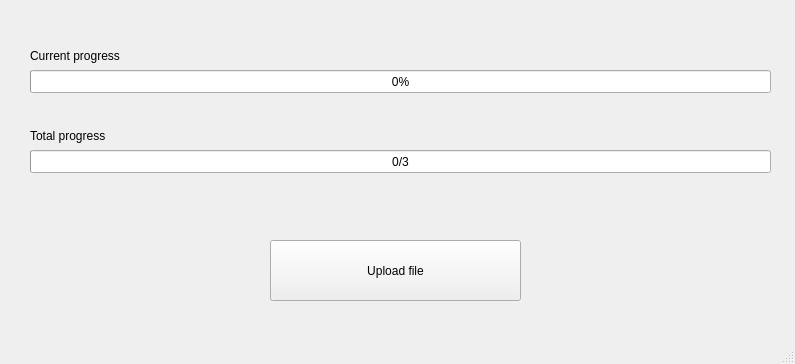
Before: the Qt Designer form views/MainWindow/MainWindow.ui in regi18/esame-B024260, drawn with Qt 5.
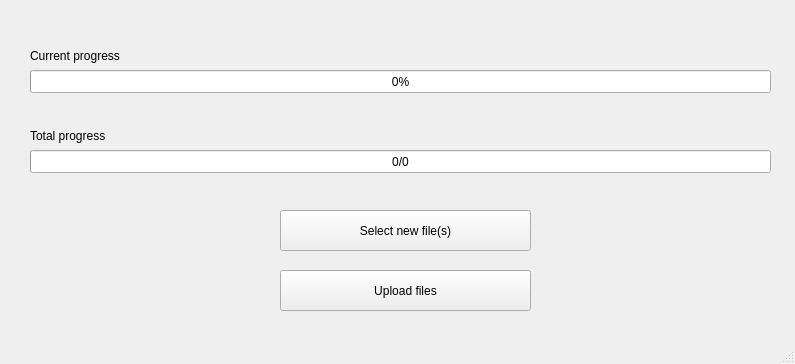
After: the same form once the commit is applied.

Commit message:
impr: multiple selection; separate upload button
+ can now select more image at the time
+ now you select n images and upload all of them at once

```diff
--- a/views/MainWindow/MainWindow.ui
+++ b/views/MainWindow/MainWindow.ui
@@ -55,13 +55,13 @@
      <number>0</number>
     </property>
     <property name="maximum">
-     <number>3</number>
+     <number>100</number>
     </property>
     <property name="value">
      <number>0</number>
     </property>
     <property name="format">
-     <string>%v/%m</string>
+     <string>0/0</string>
     </property>
    </widget>
    <widget class="QLabel" name="label">
@@ -90,17 +90,30 @@
      <string>Total progress</string>
     </property>
    </widget>
+   <widget class="QPushButton" name="addNewFileButton">
+    <property name="geometry">
+     <rect>
+      <x>280</x>
+      <y>210</y>
+      <width>251</width>
+      <height>41</height>
+     </rect>
+    </property>
+    <property name="text">
+     <string>Select new file(s)</string>
+    </property>
+   </widget>
    <widget class="QPushButton" name="uploadFileButton">
     <property name="geometry">
      <rect>
-      <x>270</x>
-      <y>240</y>
+      <x>280</x>
+      <y>270</y>
       <width>251</width>
-      <height>61</height>
+      <height>41</height>
      </rect>
     </property>
     <property name="text">
-     <string>Upload file</string>
+     <string>Upload files</string>
     </property>
    </widget>
   </widget>
```
The commit also changes 9 other files.
